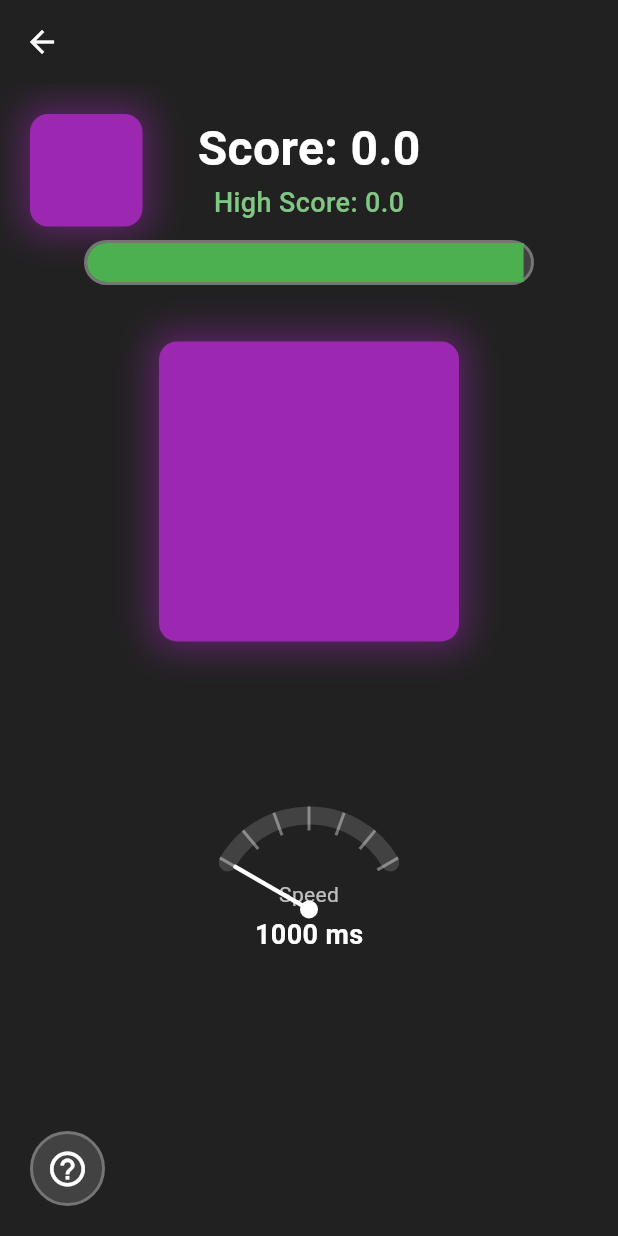
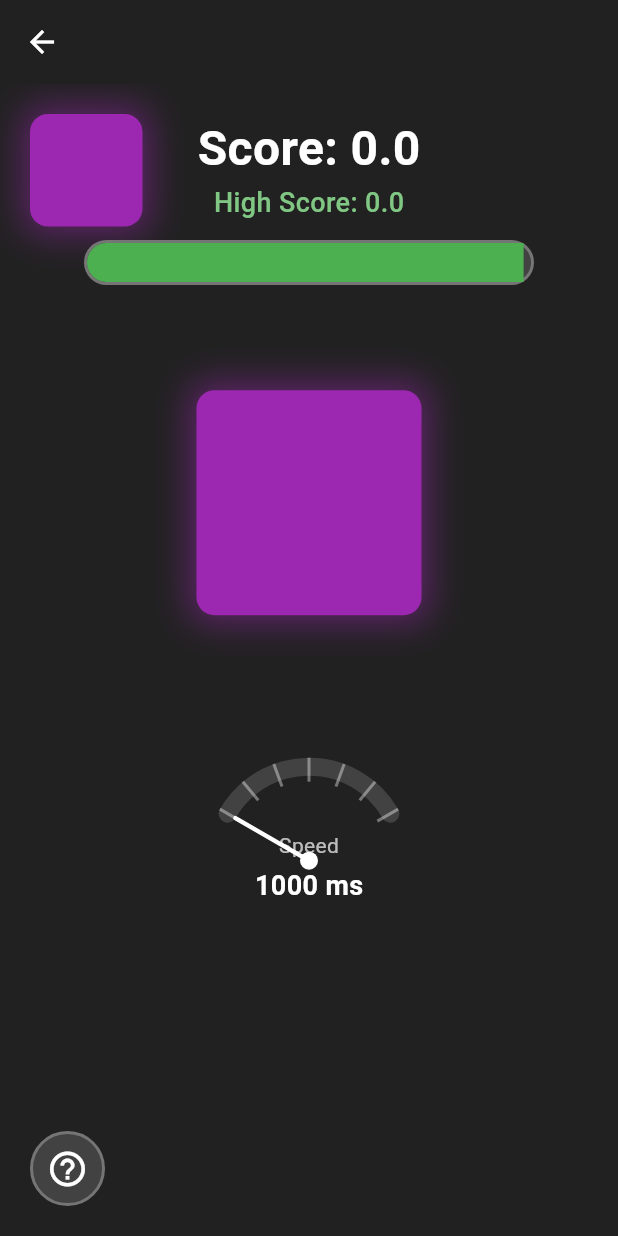
Before and after one commit to EvalVis/cats-instinct, a Flutter app: the screen it shows after launch, after a tap on "Color Match", on a phone screen of 412 x 824 dp. Run offline on Flutter 3.47's test engine with Material 3 defaults, Android fonts, the phone set to English and light mode, and no system bars; our stand-ins replace shared_preferences.

Commit message:
Add media query

```diff
--- a/lib/color_match_game.dart
+++ b/lib/color_match_game.dart
@@ -534,20 +534,43 @@ class _ColorMatchGameState extends State<ColorMatchGame> {
               ),
             ),
             Center(
-              child: Column(
+              child: LayoutBuilder(
+                builder: (context, constraints) {
+                  final mediaQuery = MediaQuery.of(context);
+                  final screenHeight = mediaQuery.size.height;
+                  final screenWidth = mediaQuery.size.width;
+
+                  final availableHeight = screenHeight -
+                      (mediaQuery.padding.top +
+                       mediaQuery.padding.bottom +
+                       100);
+
+                  final centerSquareSize = min(
+                    screenWidth * 0.35,
+                    availableHeight * 0.3,
+                  ).clamp(150.0, 250.0);
+
+                  final spacing = max(
+                    centerSquareSize * 0.3,
+                    screenHeight * 0.05,
+                  ).clamp(40.0, 80.0);
+
+                  return Column(
                     mainAxisAlignment: MainAxisAlignment.center,
                     children: [
                       GestureDetector(
                         onTap: _onCenterSquareTap,
-                    child: _buildColorSquare(_centerColor, 200),
+                        child: _buildColorSquare(_centerColor, centerSquareSize),
                       ),
-                  const SizedBox(height: 60),
+                      SizedBox(height: spacing),
                       SpeedMeter(
                         currentDelay: _colorSwitchDelay,
                         maxDelay: widget.sandbox ? 3000.0 : 1000.0,
                         minDelay: 100.0,
                       ),
                     ],
+                  );
+                },
               ),
             ),
           ],
```
Lines whose indentation alone changed are shown as unchanged.
